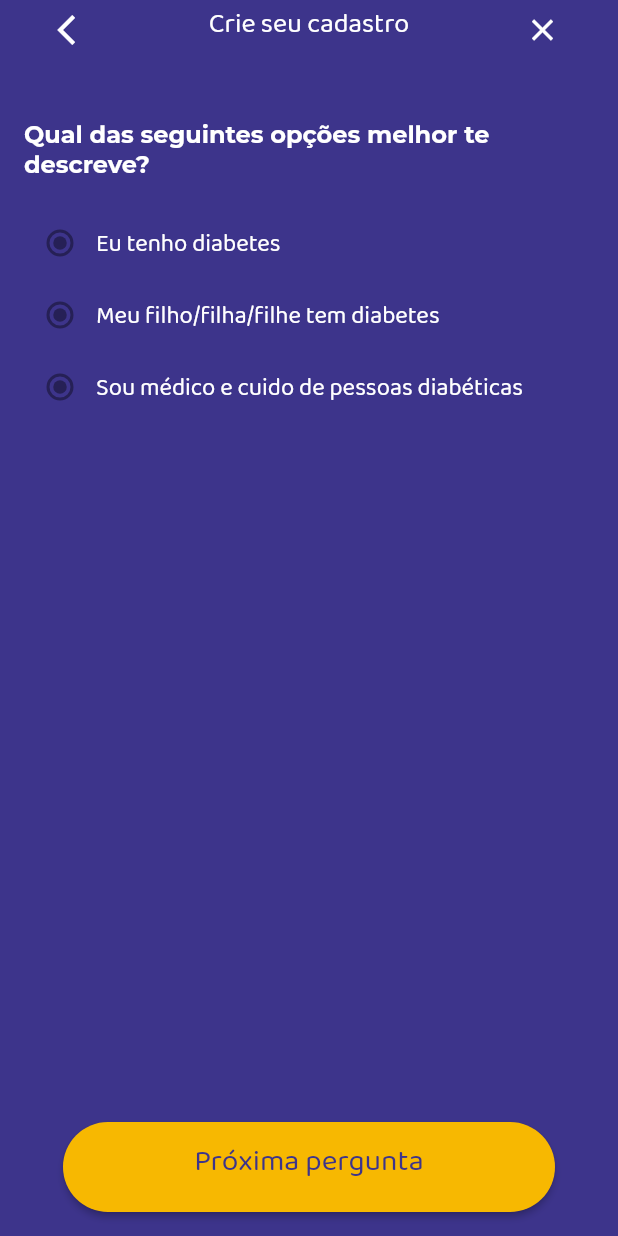
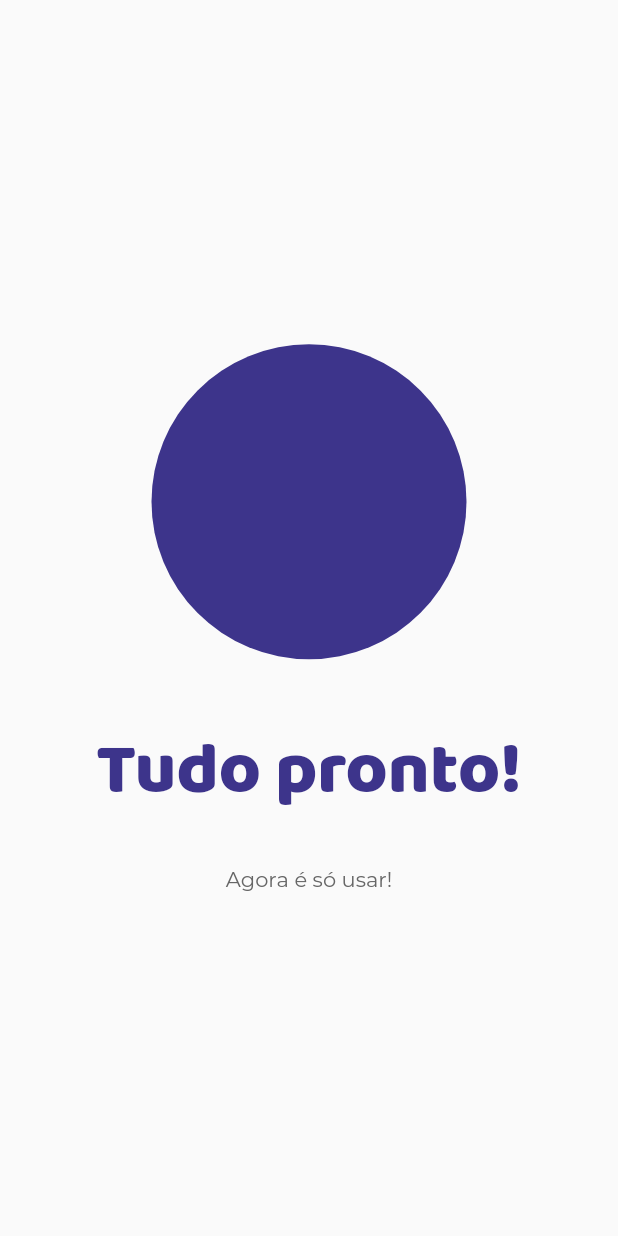
Before and after one commit to mangobr/LEGACY-mango-app, a Flutter app: the screen it shows after launch, on a phone screen of 412 x 824 dp. Run offline on Flutter 3.47's test engine with Material 2 defaults, Android fonts, the phone set to English and light mode, and no system bars; our stand-ins replace carousel_slider, flutter_dotenv, flutter_svg, hexcolor, image_picker, mask_text_input_formatter.

Commit message:
adicioando transitions screens

```diff
--- a/mango_app/lib/main.dart
+++ b/mango_app/lib/main.dart
@@ -3,6 +3,8 @@ import 'package:Mango/screens/auth/wellcomeScreen.dart';
 import 'package:Mango/screens/home.dart';
 import 'package:Mango/screens/auth/login.dart';
 import 'package:Mango/screens/auth/signUp.dart';
+import 'package:Mango/screens/transitions/onLoadingTransition.dart';
+import 'package:Mango/screens/transitions/onSucessTransition.dart';
 import 'package:flutter/material.dart';
 import 'package:hexcolor/hexcolor.dart';
 import 'package:flutter_dotenv/flutter_dotenv.dart';
@@ -17,7 +19,7 @@ class MangoApp extends StatelessWidget {
   Widget build(BuildContext context) {
     return MaterialApp(
       debugShowCheckedModeBanner: false,
-      home: UserRolesScreen(),
+      home: SuccessTransionScreen(),
       theme: ThemeData(
         fontFamily: 'BalooTammudu2',
         colorScheme: ColorScheme(
--- a/mango_app/lib/screens/auth/userRoles/roleSelection.dart
+++ b/mango_app/lib/screens/auth/userRoles/roleSelection.dart
@@ -8,6 +8,12 @@ class UserRolesScreen extends StatefulWidget {
 }
 
 class _UserRolesScreenState extends State<UserRolesScreen> {
+  final radioMessageList = [
+    'Eu tenho diabetes',
+    'Meu filho/filha/filhe tem diabetes',
+    'Sou médico e cuido de pessoas diabéticas'
+  ];
+
   @override
   Widget build(BuildContext context) {
     return Scaffold(
--- /dev/null
+++ b/mango_app/lib/screens/transitions/onSucessTransition.dart
@@ -0,0 +1,40 @@
+import 'package:flutter/material.dart';
+
+class SuccessTransionScreen extends StatelessWidget {
+  @override
+  Widget build(BuildContext context) {
+    return Scaffold(
+      body: SafeArea(
+        child: Center(
+          child: Column(
+            mainAxisAlignment: MainAxisAlignment.center,
+            children: [
+              CircleAvatar(
+                backgroundColor: Theme.of(context).colorScheme.primary,
+                radius: 105,
+              ),
+              SizedBox(
+                height: 32,
+              ),
+              Text(
+                'Tudo pronto!',
+                style: TextStyle(
+                    fontSize: 48,
+                    color: Theme.of(context).colorScheme.primary,
+                    fontWeight: FontWeight.w900),
+              ),
+              RichText(
+                textAlign: TextAlign.center,
+                text: TextSpan(
+                    text: 'Agora é só usar!',
+                    style: TextStyle(
+                        color: Theme.of(context).colorScheme.secondaryVariant,
+                        fontFamily: 'Montserrat')),
+              )
+            ],
+          ),
+        ),
+      ),
+    );
+  }
+}
```
Also changed, not shown: mango_app/lib/screens/transitions/onLoadingTransition.dart (added, +42 -0 lines).
